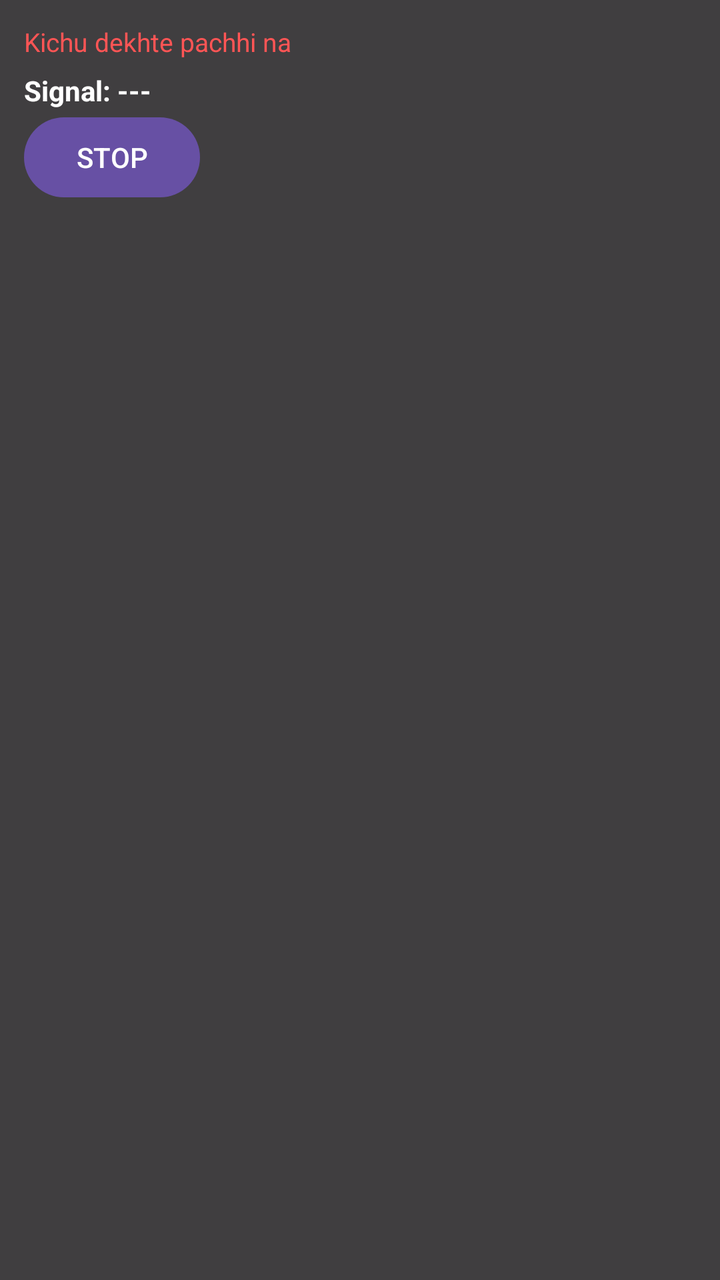
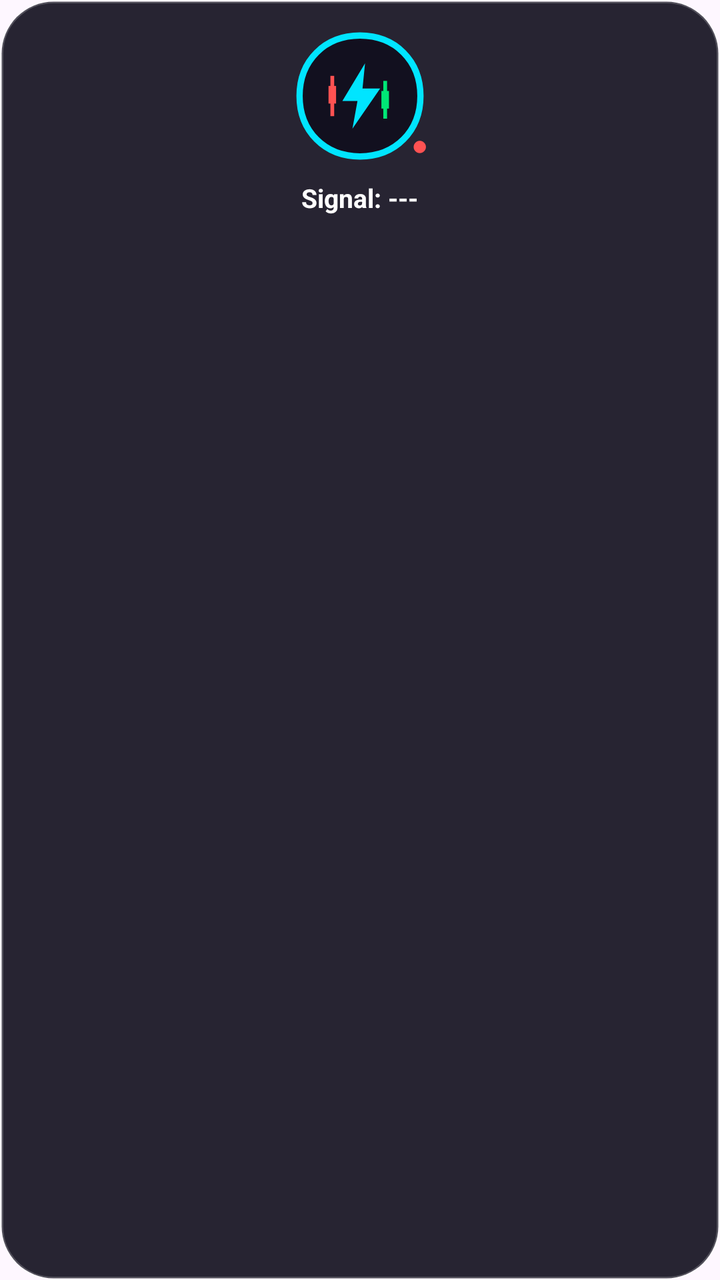

An Android layout rendered at two revisions. The XML below is the earlier revision; the diff shows what the commit changed to produce the second picture.
<!-- AndroidManifest.xml: application theme Theme.Material3.DayNight.NoActionBar -->
<!-- res/layout/widget_view.xml -->
<?xml version="1.0" encoding="utf-8"?>
<LinearLayout xmlns:android="http://schemas.android.com/apk/res/android"
    android:layout_width="wrap_content"
    android:layout_height="wrap_content"
    android:orientation="vertical"
    android:background="#CC111111"
    android:padding="12dp">

    <TextView
        android:id="@+id/widgetStatus"
        android:layout_width="wrap_content"
        android:layout_height="wrap_content"
        android:text="Kichu dekhte pachhi na"
        android:textColor="#FF5555"
        android:textSize="13sp"/>

    <TextView
        android:id="@+id/widgetSignal"
        android:layout_width="wrap_content"
        android:layout_height="wrap_content"
        android:layout_marginTop="6dp"
        android:text="Signal: ---"
        android:textColor="#FFFFFF"
        android:textSize="14sp"
        android:textStyle="bold"/>

    <Button
        android:id="@+id/btnStop"
        android:layout_width="wrap_content"
        android:layout_height="wrap_content"
        android:text="STOP"/>
</LinearLayout>
<!-- resources referenced by this layout -->
<resources>

</resources>

<!-- the commit's change to res/layout/widget_view.xml (unified diff, before → after) -->
@@ -3,30 +3,37 @@
     android:layout_width="wrap_content"
     android:layout_height="wrap_content"
     android:orientation="vertical"
-    android:background="#CC111111"
-    android:padding="12dp">
+    android:gravity="center_horizontal"
+    android:background="@drawable/widget_bg"
+    android:padding="14dp">
 
-    <TextView
-        android:id="@+id/widgetStatus"
-        android:layout_width="wrap_content"
-        android:layout_height="wrap_content"
-        android:text="Kichu dekhte pachhi na"
-        android:textColor="#FF5555"
-        android:textSize="13sp"/>
+    <FrameLayout
+        android:layout_width="68dp"
+        android:layout_height="68dp">
+
+        <ImageView
+            android:id="@+id/widgetLogo"
+            android:layout_width="68dp"
+            android:layout_height="68dp"
+            android:src="@drawable/logo"/>
+
+        <TextView
+            android:id="@+id/widgetDot"
+            android:layout_width="wrap_content"
+            android:layout_height="wrap_content"
+            android:layout_gravity="bottom|end"
+            android:text="●"
+            android:textSize="14sp"
+            android:textColor="#FFFF5252"/>
+    </FrameLayout>
 
     <TextView
         android:id="@+id/widgetSignal"
         android:layout_width="wrap_content"
         android:layout_height="wrap_content"
-        android:layout_marginTop="6dp"
+        android:layout_marginTop="8dp"
         android:text="Signal: ---"
         android:textColor="#FFFFFF"
-        android:textSize="14sp"
+        android:textSize="13sp"
         android:textStyle="bold"/>
-
-    <Button
-        android:id="@+id/btnStop"
-        android:layout_width="wrap_content"
-        android:layout_height="wrap_content"
-        android:text="STOP"/>
 </LinearLayout>
<!-- resource entries referenced after the edit -->
@@ -1,5 +1,44 @@
 <!-- resources referenced by this layout -->
 <resources>
-
+  <!-- drawable logo (drawable) -->
+  <vector xmlns:android="http://schemas.android.com/apk/res/android"
+      android:width="108dp"
+      android:height="108dp"
+      android:viewportWidth="108"
+      android:viewportHeight="108">
+      <path
+          android:fillColor="#12101F"
+          android:pathData="M54,6 C26,6 6,26 6,54 C6,82 26,102 54,102 C82,102 102,82 102,54 C102,26 82,6 54,6 Z"/>
+      <path
+          android:fillColor="#00000000"
+          android:strokeColor="#00E5FF"
+          android:strokeWidth="5"
+          android:pathData="M54,6 C26,6 6,26 6,54 C6,82 26,102 54,102 C82,102 102,82 102,54 C102,26 82,6 54,6 Z"/>
+      <path
+          android:fillColor="#FF5252"
+          android:pathData="M29,46 L35,46 L35,60 L29,60 Z"/>
+      <path
+          android:strokeColor="#FF5252"
+          android:strokeWidth="3"
+          android:pathData="M32,38 L32,70"/>
+      <path
+          android:fillColor="#00E676"
+          android:pathData="M71,50 L77,50 L77,64 L71,64 Z"/>
+      <path
+          android:strokeColor="#00E676"
+          android:strokeWidth="3"
+          android:pathData="M74,42 L74,72"/>
+      <path
+          android:fillColor="#00E5FF"
+          android:pathData="M58,28 L40,58 L52,58 L48,80 L70,48 L56,48 Z"/>
+  </vector>
+  <!-- drawable widget_bg (drawable) -->
+  <?xml version="1.0" encoding="utf-8"?>
+  <shape xmlns:android="http://schemas.android.com/apk/res/android"
+      android:shape="rectangle">
+      <solid android:color="#E6100E1C"/>
+      <corners android:radius="26dp"/>
+      <stroke android:width="1.5dp" android:color="#33FFFFFF"/>
+  </shape>
 </resources>
 
